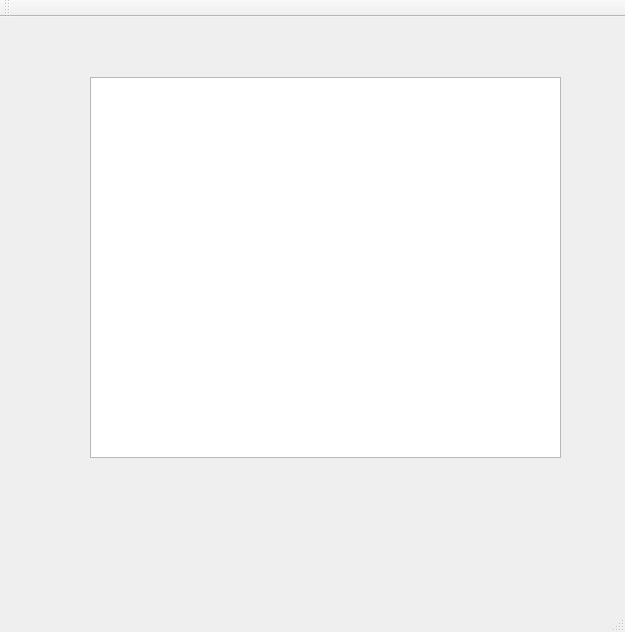
Old version of the form Kirs/mainwindow.ui in the repository ForseIKomar/Kirsasch.
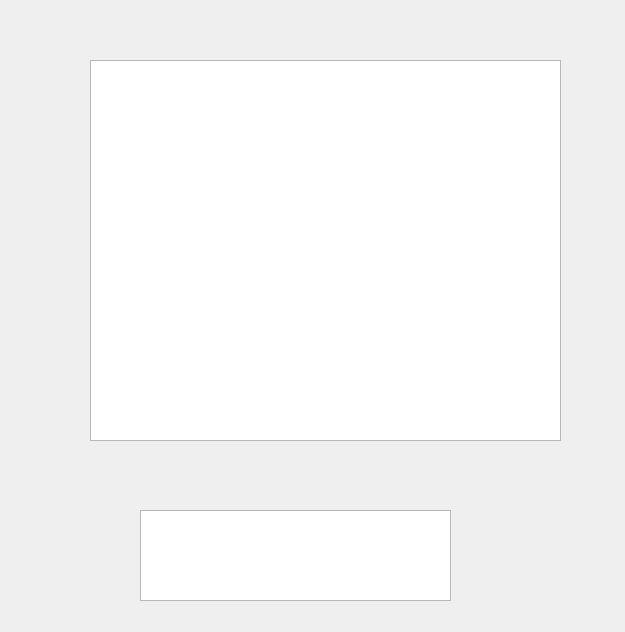
New version of the form.

```diff
--- a/Kirs/mainwindow.ui
+++ b/Kirs/mainwindow.ui
@@ -30,6 +30,22 @@
      <enum>Qt::ScrollBarAlwaysOff</enum>
     </property>
    </widget>
+   <widget class="QGraphicsView" name="graphicsView_2">
+    <property name="geometry">
+     <rect>
+      <x>140</x>
+      <y>510</y>
+      <width>311</width>
+      <height>91</height>
+     </rect>
+    </property>
+    <property name="verticalScrollBarPolicy">
+     <enum>Qt::ScrollBarAlwaysOff</enum>
+    </property>
+    <property name="horizontalScrollBarPolicy">
+     <enum>Qt::ScrollBarAlwaysOff</enum>
+    </property>
+   </widget>
   </widget>
   <widget class="QMenuBar" name="menuBar">
    <property name="geometry">
@@ -41,15 +57,6 @@
     </rect>
    </property>
   </widget>
-  <widget class="QToolBar" name="mainToolBar">
-   <attribute name="toolBarArea">
-    <enum>TopToolBarArea</enum>
-   </attribute>
-   <attribute name="toolBarBreak">
-    <bool>false</bool>
-   </attribute>
-  </widget>
-  <widget class="QStatusBar" name="statusBar"/>
  </widget>
  <layoutdefault spacing="6" margin="11"/>
  <resources/>
```
Left out of the diff: 2 changed lines with no effect on the pictures.
